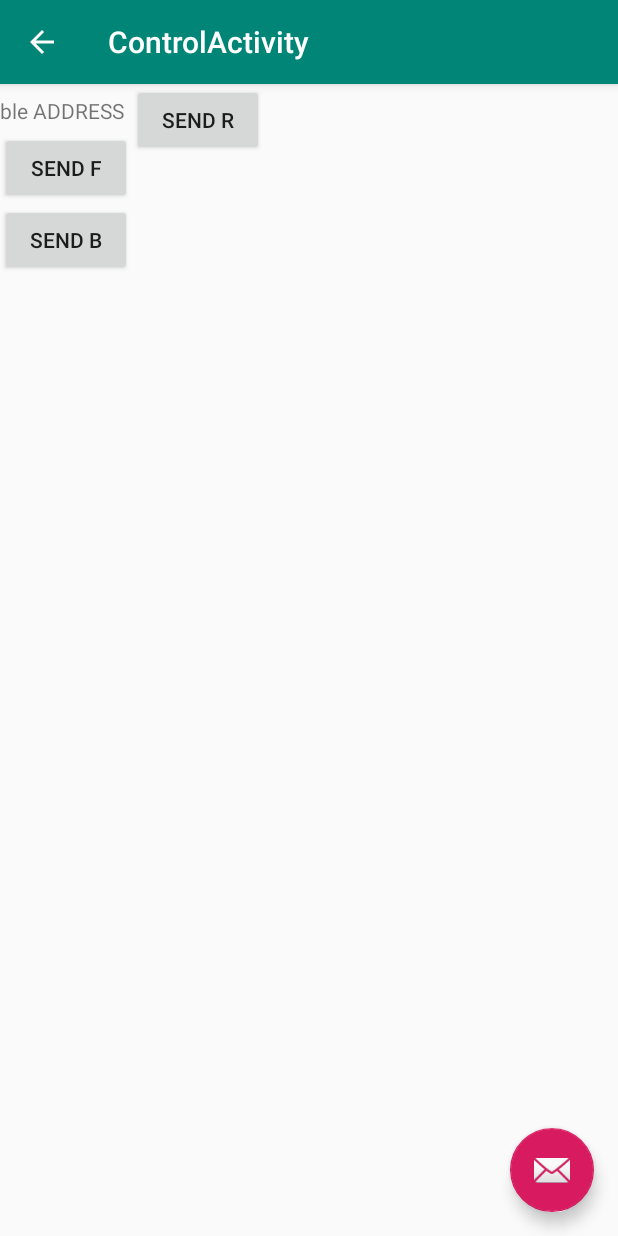
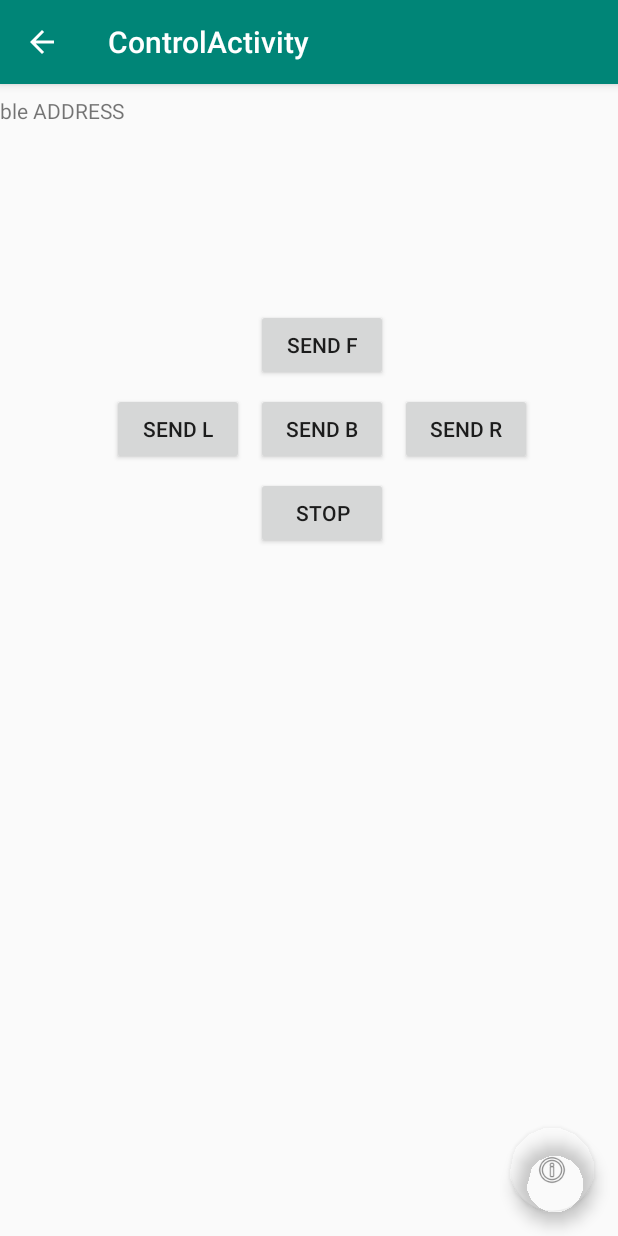
Before and after one commit to vigilantmaster/RC_BLE, an Android app: the ControlActivity screen opened directly, with no data from a screen before it, on a phone screen of 412 x 824 dp. Run offline under Robolectric (Android 15) with nearby library versions, the phone set to English and light mode, and no system bars.

```diff
--- a/app/src/main/res/layout/activity_control.xml
+++ b/app/src/main/res/layout/activity_control.xml
@@ -20,7 +20,10 @@
 
     </com.google.android.material.appbar.AppBarLayout>
 
-    <include layout="@layout/content_control" />
+    <include
+        layout="@layout/content_control"
+        android:background="@android:drawable/screen_background_dark_transparent"
+        android:backgroundTint="@color/colorPrimary" />
 
     <com.google.android.material.floatingactionbutton.FloatingActionButton
         android:id="@+id/fab"
@@ -28,6 +31,7 @@
         android:layout_height="wrap_content"
         android:layout_gravity="bottom|end"
         android:layout_margin="@dimen/fab_margin"
-        app:srcCompat="@android:drawable/ic_dialog_email" />
+        app:backgroundTint="@android:color/transparent"
+        app:srcCompat="@android:drawable/ic_menu_info_details" />
 
 </androidx.coordinatorlayout.widget.CoordinatorLayout>
--- a/app/src/main/res/layout/content_control.xml
+++ b/app/src/main/res/layout/content_control.xml
@@ -14,40 +14,64 @@
         android:layout_height="wrap_content"
         android:layout_marginTop="8dp"
         android:text="ble ADDRESS"
-        app:layout_constraintTop_toTopOf="parent"
-        tools:layout_editor_absoluteX="201dp" />
+        app:layout_constraintStart_toStartOf="parent"
+        app:layout_constraintTop_toTopOf="parent" />
 
     <Button
         android:id="@+id/btnSendL"
         android:layout_width="wrap_content"
         android:layout_height="wrap_content"
+        android:layout_marginTop="8dp"
+        android:layout_marginEnd="8dp"
         android:text="Send L"
         app:layout_constraintEnd_toStartOf="@+id/btnSendB"
-        tools:layout_editor_absoluteY="80dp" />
+        app:layout_constraintTop_toBottomOf="@+id/btnSendF" />
 
     <Button
         android:id="@+id/btnSendR"
         android:layout_width="wrap_content"
         android:layout_height="wrap_content"
+        android:layout_marginStart="8dp"
+        android:layout_marginTop="8dp"
         android:text="Send R"
         app:layout_constraintStart_toEndOf="@+id/btnSendB"
-        tools:layout_editor_absoluteY="80dp" />
+        app:layout_constraintTop_toBottomOf="@+id/btnSendF" />
 
     <Button
         android:id="@+id/btnSendF"
-        android:layout_width="wrap_content"
+        android:layout_width="88dp"
         android:layout_height="wrap_content"
-        android:layout_marginTop="32dp"
+        android:layout_marginStart="170dp"
+        android:layout_marginTop="150dp"
+        android:layout_marginEnd="153dp"
         android:text="Send F"
-        app:layout_constraintTop_toTopOf="parent"
-        tools:layout_editor_absoluteX="170dp" />
+        app:layout_constraintEnd_toEndOf="parent"
+        app:layout_constraintStart_toStartOf="parent"
+        app:layout_constraintTop_toTopOf="parent" />
 
     <Button
         android:id="@+id/btnSendB"
         android:layout_width="wrap_content"
         android:layout_height="wrap_content"
+        android:layout_marginStart="170dp"
+        android:layout_marginTop="8dp"
+        android:layout_marginEnd="153dp"
         android:text="Send B"
-        app:layout_constraintTop_toBottomOf="@+id/btnSendF"
-        tools:layout_editor_absoluteX="170dp" />
+        app:layout_constraintEnd_toEndOf="parent"
+        app:layout_constraintHorizontal_bias="1.0"
+        app:layout_constraintStart_toStartOf="parent"
+        app:layout_constraintTop_toBottomOf="@+id/btnSendF" />
+
+    <Button
+        android:id="@+id/btnStop"
+        android:layout_width="wrap_content"
+        android:layout_height="wrap_content"
+        android:layout_marginStart="170dp"
+        android:layout_marginTop="8dp"
+        android:layout_marginEnd="153dp"
+        android:text="@string/Stop"
+        app:layout_constraintEnd_toEndOf="parent"
+        app:layout_constraintStart_toStartOf="parent"
+        app:layout_constraintTop_toBottomOf="@+id/btnSendB" />
 
 </androidx.constraintlayout.widget.ConstraintLayout>
--- a/app/src/main/res/values/dimens.xml
+++ b/app/src/main/res/values/dimens.xml
@@ -1,3 +1,4 @@
 <resources>
     <dimen name="fab_margin">16dp</dimen>
+    <item name="FromLeft" type="dimen">60db</item>
 </resources>
--- a/app/src/main/res/values/strings.xml
+++ b/app/src/main/res/values/strings.xml
@@ -4,4 +4,6 @@
     <string name="btnPermissions">Check Permissions</string>
     <string name="btnSetupBLE">Setup BLE</string>
     <string name="title_activity_control">ControlActivity</string>
+    <string name="Connect">Connect</string>
+    <string name="Stop">Stop</string>
 </resources>
```
Also changed, not shown: app/src/main/java/com/tanel/tanelremotecontrolcar/ControlActivity.kt (+15 -16 lines), app/src/main/res/layout/activity_main.xml (+35 -12 lines).
